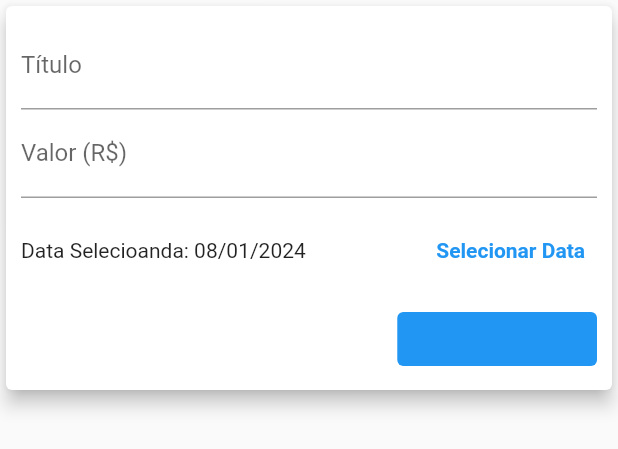
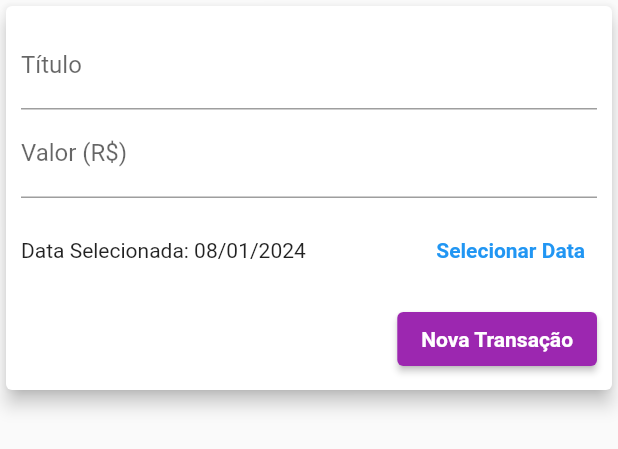
Before and after one commit to ArthurThuko/FlutterUdemy, a Flutter app: the TransactionForm widget shown alone on an empty page, opened directly with empty values, on a phone screen of 412 x 824 dp. Shown: the top 449 px of the screen. Run offline on Flutter 3.47's test engine with Material 2 defaults, Android fonts, the phone set to English and light mode, and no system bars.

Commit message:
Alterações Pontuais

```diff
--- a/expenses/lib/components/adptative_button.dart
+++ b/expenses/lib/components/adptative_button.dart
@@ -4,20 +4,21 @@ import 'dart:io';
 
 class AdaptativeButton extends StatelessWidget {
   final String label;
-  final Function onPressed;
+  final Function() onPressed;
 
   AdaptativeButton({
     required this.label,
     required this.onPressed,
-  });
+    Key? key,
+  }) : super(key: key);
 
   @override
   Widget build(BuildContext context) {
     return Platform.isIOS
         ? CupertinoButton(
             child: Text(label),
-            onPressed: onPressed(),
-            color: Theme.of(context).primaryColor,
+            onPressed: onPressed,
+            color: Theme.of(context).colorScheme.primary,
             padding: EdgeInsets.symmetric(
               horizontal: 20,
             ),
@@ -25,12 +26,11 @@ class AdaptativeButton extends StatelessWidget {
         : ElevatedButton(
             child: Text(
               label,
-              style: TextStyle(color: Theme.of(context).primaryColor),
+              style: TextStyle(
+                color: Theme.of(context).textTheme.button?.color,
+              ),
             ),
-            onPressed: onPressed(),
-            style: TextButton.styleFrom(
-              backgroundColor: Theme.of(context).primaryColor,
-            ),
+            onPressed: onPressed,
           );
   }
 }
--- a/expenses/lib/components/transaction_form.dart
+++ b/expenses/lib/components/transaction_form.dart
@@ -6,7 +6,7 @@ import 'adptative_button.dart';
 class TransactionForm extends StatefulWidget {
   final void Function(String, double, DateTime) onSubmit;
 
-  TransactionForm(this.onSubmit);
+  const TransactionForm(this.onSubmit, {Key? key}) : super(key: key);
 
   @override
   State<TransactionForm> createState() => _TransactionFormState();
@@ -19,14 +19,13 @@ class _TransactionFormState extends State<TransactionForm> {
 
   _submitForm() {
     final title = _titleController.text;
-    final value = double.tryParse(_valueController.text) ?? 0.0;
-    final date = _selectedDate;
+    final value = double.tryParse(_valueController.text) ?? 0;
 
-    if (title.isEmpty || value <= 0) {
+    if (title.isEmpty || value <= 0 || _selectedDate == null) {
       return;
     }
 
-    widget.onSubmit(title, value, _selectedDate);
+    widget.onSubmit(title, value, _selectedDate!);
   }
 
   _showDatePicker() {
@@ -53,23 +52,48 @@ class _TransactionFormState extends State<TransactionForm> {
         elevation: 5,
         child: Padding(
           padding: EdgeInsets.only(
-              top: 10,
-              right: 10,
-              left: 10,
-              bottom: 10 + MediaQuery.of(context).viewInsets.bottom),
+            top: 10,
+            right: 10,
+            left: 10,
+            bottom: 10 + MediaQuery.of(context).viewInsets.bottom,
+          ),
           child: Column(
             children: [
-              AdaptativeTextField(submitForm: _submitForm, varController: _titleController, isNum: false),
-              AdaptativeTextField(submitForm: _submitForm, varController: _valueController, isNum: true),
-              Container(
+              TextField(
+                controller: _titleController,
+                onSubmitted: (_) => _submitForm(),
+                decoration: const InputDecoration(
+                  labelText: 'Título',
+                ),
+              ),
+              TextField(
+                controller: _valueController,
+                keyboardType:
+                    const TextInputType.numberWithOptions(decimal: true),
+                onSubmitted: (_) => _submitForm(),
+                decoration: const InputDecoration(
+                  labelText: 'Valor (R\$)',
+                ),
+              ),
+              /*
+              AdaptativeTextField(
+                  submitForm: _submitForm,
+                  varController: _titleController,
+                  isNum: false),
+              AdaptativeTextField(
+                  submitForm: _submitForm,
+                  varController: _valueController,
+                  isNum: true),
+                  */
+              SizedBox(
                 height: 70,
                 child: Row(
                   children: <Widget>[
                     Expanded(
                       child: Text(
                         _selectedDate == null
-                            ? 'Nenhuma data selecioanda'
-                            : 'Data Selecioanda: ${DateFormat('dd/MM/y').format(_selectedDate)}',
+                            ? 'Nenhuma data selecionada!'
+                            : 'Data Selecionada: ${DateFormat('dd/MM/y').format(_selectedDate!)}',
                       ),
                     ),
                     TextButton(
@@ -93,7 +117,7 @@ class _TransactionFormState extends State<TransactionForm> {
                     onPressed: _submitForm,
                   ),
                 ],
-              )
+              ),
             ],
           ),
         ),
--- a/expenses/lib/components/transaction_list.dart
+++ b/expenses/lib/components/transaction_list.dart
@@ -79,7 +79,10 @@ class TransationList extends StatelessWidget {
                   trailing: MediaQuery.of(context).size.width > 480
                       ? TextButton.icon(
                           onPressed: () => onRemove(tr.id),
-                          icon: Icon(Icons.delete),
+                          icon: Icon(
+                            Icons.delete,
+                            color: Theme.of(context).errorColor,
+                          ),
                           label: Text(
                             'Excluir',
                             style:
```
Also changed, not shown: expenses/lib/main.dart (+9 -9 lines), expenses/pubspec.lock, projeto_perguntas/pubspec.lock.
